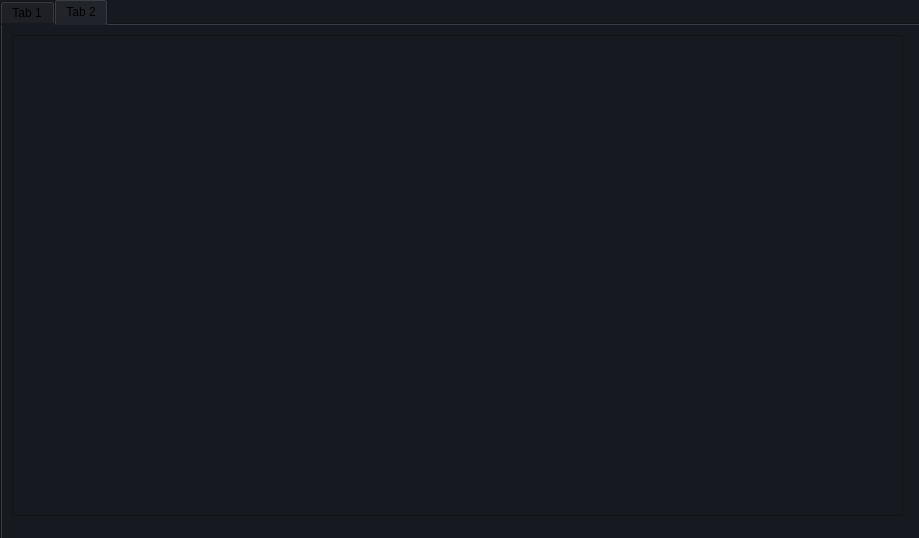
First picture: the form in testes/_TESTE/graficos.ui, repository FariasMarina/Minerva, before the edit.
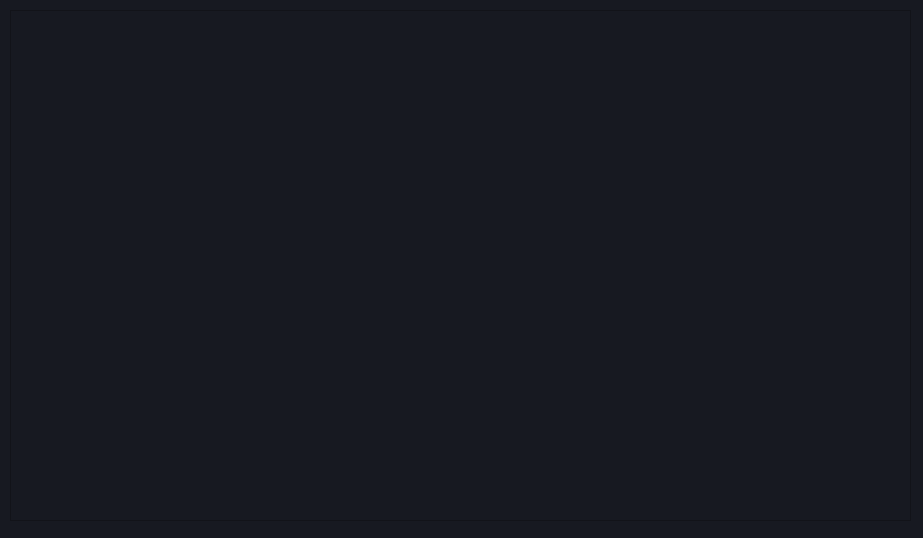
Second picture: the form after the edit.

Patch:
```diff
--- a/testes/_TESTE/graficos.ui
+++ b/testes/_TESTE/graficos.ui
@@ -6,7 +6,7 @@
    <rect>
     <x>0</x>
     <y>0</y>
-    <width>919</width>
+    <width>923</width>
     <height>538</height>
    </rect>
   </property>
@@ -18,38 +18,27 @@
 </string>
   </property>
   <widget class="QWidget" name="centralwidget">
-   <widget class="QTabWidget" name="tabWidget">
+   <widget class="QTableWidget" name="tableWidget">
     <property name="geometry">
      <rect>
-      <x>0</x>
-      <y>-1</y>
-      <width>921</width>
-      <height>541</height>
+      <x>10</x>
+      <y>10</y>
+      <width>901</width>
+      <height>511</height>
      </rect>
     </property>
-    <property name="currentIndex">
-     <number>1</number>
+    <property name="font">
+     <font>
+      <family>Century Gothic</family>
+      <pointsize>11</pointsize>
+     </font>
     </property>
-    <widget class="QWidget" name="tab">
-     <attribute name="title">
-      <string>Tab 1</string>
-     </attribute>
-    </widget>
-    <widget class="QWidget" name="tab_2">
-     <attribute name="title">
-      <string>Tab 2</string>
-     </attribute>
-     <widget class="QTableWidget" name="tableWidget">
-      <property name="geometry">
-       <rect>
-        <x>10</x>
-        <y>10</y>
-        <width>891</width>
-        <height>481</height>
-       </rect>
-      </property>
-     </widget>
-    </widget>
+    <property name="styleSheet">
+     <string notr="true">QTableView::item{ color:white; background:#000000; font-weight:900; }
+QTableCornerButton::section { background-color:#232326; }
+QHeaderView::section { color:white; background-color:#232326; }
+</string>
+    </property>
    </widget>
   </widget>
  </widget>
```
